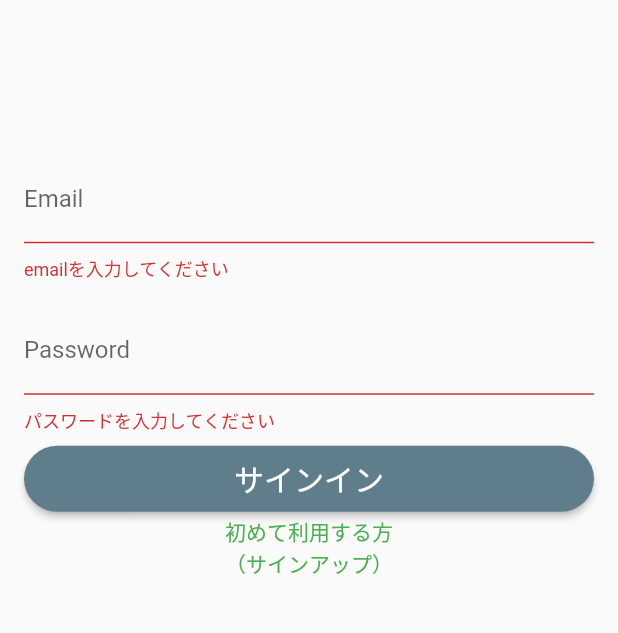
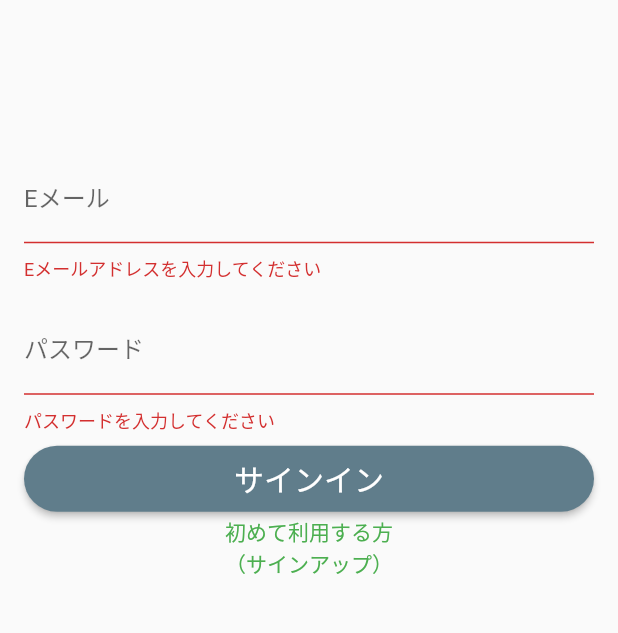
Before and after one commit to ikuo-yamashita/flutter_firebase_sample, a Flutter app: the screen it shows after launch, after a tap on "サインイン", on a phone screen of 412 x 824 dp, the part 518-1151 px from its top. Run offline on Flutter 3.47's test engine with Material 2 defaults, Android fonts, the phone set to English and light mode, and no system bars; our stand-ins replace cloud_firestore, firebase_auth, firebase_messaging, fluttertoast, progress_dialog; accounts and stored records are empty.

Commit message:
固定文言のローカライズ

```diff
--- /dev/null
+++ b/lib/l10n/Strings.dart
@@ -0,0 +1,170 @@
+import 'dart:ui';
+
+import 'package:flutter/widgets.dart';
+import 'package:intl/intl.dart';
+
+import 'StringsDelegate.dart';
+import 'messages_all.dart';
+
+/// 言語リソース
+///
+/// 【生成手順】
+/// 1.プロジェクトルートにて以下のshを実行することでarbファイルが生成
+///   flutter pub pub run intl_translation:extract_to_arb --output-dir=lib/l10n lib/l10n/Strings.dart
+/// 2.多言語化対応が必要であれば言語ごとに手動でarbファイルをl10nに作成　例）intl_ja.arb intl_en.arb
+/// 3.arbが作成されたら以下のshを実行してdartファイルを生成する
+///   flutter pub pub run intl_translation:generate_from_arb --output-dir=lib/l10n --no-use-deferred-loading lib/l10n/Strings.dart lib/l10n/intl_messages.arb
+///   # 多言語化が必要な場合を右記をshの最後に追加：lib/l10n/intl_言語.arb
+/// 4.作成されたファイルはタイポを防ぐ為編集不可。shで作り直すこととする
+///   ・messages_all.dart
+///   ・messages_messages.dart
+///   多言語化の場合以下のような言語ファイルもできる
+///   ・messages_言語.dart
+///
+class Strings {
+
+  /// 言語リソースを扱う
+  ///
+  /// localeは端末設定・アプリの指定を踏まえて最適なものが渡ってくる
+  static Future<Strings> load(Locale locale) async {
+    final name = locale.countryCode == null || locale.countryCode.isEmpty
+        ? locale.languageCode
+        : locale.toString();
+    final localeName = Intl.canonicalizedLocale(name);
+
+    // 言語リソース読み込み
+    await initializeMessages(localeName);
+    // デフォルト言語を設定
+    Intl.defaultLocale = localeName;
+    return Strings();
+  }
+
+  // Widgetツリーから自身を取り出す
+  static Strings of(BuildContext context) {
+    return Localizations.of<Strings>(context, Strings);
+  }
+
+  static const LocalizationsDelegate<Strings> delegate = StringsDelegate();
+
+  // 以下、Intl.messageを用いて必要な文言を返すgetter・メソッドを定義
+
+
+  // ↓↓↓　共通ワード　↓↓↓
+  String get displayName => Intl.message(
+    '表示名',
+    name: 'displayName',
+    desc: '共通ワード',
+  );
+
+  String get email => Intl.message(
+    'Eメール',
+    name: 'email',
+    desc: '共通ワード',
+  );
+
+  String get password => Intl.message(
+    'パスワード',
+    name: 'password',
+    desc: '共通ワード',
+  );
+
+  String get home => Intl.message(
+    'ホーム',
+    name: 'home',
+    desc: 'タイトル',
+  );
+
+  String get menu => Intl.message(
+    'メニュー',
+    name: 'menu',
+    desc: 'タイトル',
+  );
+
+  String get signIn => Intl.message(
+    'サインイン',
+    name: 'signIn',
+    desc: 'サインイン',
+  );
+
+  String get signOut => Intl.message(
+    'サインアウト',
+    name: 'signOut',
+    desc: 'サインアウト',
+  );
+
+  String get signUp => Intl.message(
+    'サインアップ',
+    name: 'signUp',
+    desc: 'タイトル',
+  );
+
+  // ↑↑↑　共通ワード　↑↑↑
+
+  // ↓↓↓　メッセージ　↓↓↓
+  String get guideToSignUp => Intl.message(
+    '初めて利用する方\n（サインアップ）',
+    name: 'guideToSignUp',
+    desc: 'メッセージ',
+  );
+
+  String get guideToSignIn => Intl.message(
+    '既にアカウントをお持ちの方\n（サインイン）',
+    name: 'guideToSignIn',
+    desc: 'メッセージ',
+  );
+
+  String get messageInputEmail => Intl.message(
+    'Eメールアドレスを入力してください',
+    name: 'messageInputEmail',
+    desc: 'メッセージ',
+  );
+
+  String get messageInputPassword => Intl.message(
+    'パスワードを入力してください',
+    name: 'messageInputPassword',
+    desc: 'メッセージ',
+  );
+  // ↑↑↑　メッセージ　↑↑↑
+
+  // ↓↓↓　警告メッセージ　↓↓↓
+  String get inputWarningDisplayName => Intl.message(
+    '表示名を入力してください',
+    name: 'inputWarningDisplayName',
+    desc: '警告メッセージ',
+  );
+
+  String get inputWarningEmail => Intl.message(
+    'emailを入力してください',
+    name: 'inputWarningEmail',
+    desc: '警告メッセージ',
+  );
+
+  String get inputWarningPassword => Intl.message(
+    'パスワードを入力してください',
+    name: 'inputWarningPassword',
+    desc: '警告メッセージ',
+  );
+  // ↑↑↑　警告メッセージ　↑↑↑
+
+
+  // ↓↓↓　エラーメッセージ　↓↓↓
+  String get errorSignIn => Intl.message(
+    'サインインでエラーが発生しました。',
+    name: 'errorSignIn',
+    desc: 'エラーメッセージ',
+  );
+
+  String get errorSignUp => Intl.message(
+    'サインアップでエラーが発生しました。',
+    name: 'errorSignUp',
+    desc: 'エラーメッセージ',
+  );
+
+  String get errorSignOut => Intl.message(
+    'サインアウトでエラーが発生しました。',
+    name: 'errorSignOut',
+    desc: 'エラーメッセージ',
+  );
+  // ↑↑↑　エラーメッセージ　↑↑↑
+
+}
--- /dev/null
+++ b/lib/l10n/StringsDelegate.dart
@@ -0,0 +1,16 @@
+import 'package:flutter/widgets.dart';
+
+import 'Strings.dart';
+
+class StringsDelegate extends LocalizationsDelegate<Strings> {
+  const StringsDelegate();
+
+  @override
+  bool isSupported(Locale locale) => ['ja', 'en'].contains(locale.languageCode);
+
+  @override
+  Future<Strings> load(Locale locale) => Strings.load(locale);
+
+  @override
+  bool shouldReload(StringsDelegate old) => false;
+}
--- /dev/null
+++ b/lib/l10n/intl_messages.arb
@@ -0,0 +1,111 @@
+{
+  "@@last_modified": "2020-02-03T16:31:54.882627",
+  "displayName": "表示名",
+  "@displayName": {
+    "description": "共通ワード",
+    "type": "text",
+    "placeholders": {}
+  },
+  "email": "Eメール",
+  "@email": {
+    "description": "共通ワード",
+    "type": "text",
+    "placeholders": {}
+  },
+  "password": "パスワード",
+  "@password": {
+    "description": "共通ワード",
+    "type": "text",
+    "placeholders": {}
+  },
+  "home": "ホーム",
+  "@home": {
+    "description": "タイトル",
+    "type": "text",
+    "placeholders": {}
+  },
+  "menu": "メニュー",
+  "@menu": {
+    "description": "タイトル",
+    "type": "text",
+    "placeholders": {}
+  },
+  "signIn": "サインイン",
+  "@signIn": {
+    "description": "サインイン",
+    "type": "text",
+    "placeholders": {}
+  },
+  "signOut": "サインアウト",
+  "@signOut": {
+    "description": "サインアウト",
+    "type": "text",
+    "placeholders": {}
+  },
+  "signUp": "サインアップ",
+  "@signUp": {
+    "description": "タイトル",
+    "type": "text",
+    "placeholders": {}
+  },
+  "guideToSignUp": "初めて利用する方\n（サインアップ）",
+  "@guideToSignUp": {
+    "description": "メッセージ",
+    "type": "text",
+    "placeholders": {}
+  },
+  "guideToSignIn": "既にアカウントをお持ちの方\n（サインイン）",
+  "@guideToSignIn": {
+    "description": "メッセージ",
+    "type": "text",
+    "placeholders": {}
+  },
+  "messageInputEmail": "Eメールアドレスを入力してください",
+  "@messageInputEmail": {
+    "description": "メッセージ",
+    "type": "text",
+    "placeholders": {}
+  },
+  "messageInputPassword": "パスワードを入力してください",
+  "@messageInputPassword": {
+    "description": "メッセージ",
+    "type": "text",
+    "placeholders": {}
+  },
+  "inputWarningDisplayName": "表示名を入力してください",
+  "@inputWarningDisplayName": {
+    "description": "警告メッセージ",
+    "type": "text",
+    "placeholders": {}
+  },
+  "inputWarningEmail": "emailを入力してください",
+  "@inputWarningEmail": {
+    "description": "警告メッセージ",
+    "type": "text",
+    "placeholders": {}
+  },
+  "inputWarningPassword": "パスワードを入力してください",
+  "@inputWarningPassword": {
+    "description": "警告メッセージ",
+    "type": "text",
+    "placeholders": {}
+  },
+  "errorSignIn": "サインインでエラーが発生しました。",
+  "@errorSignIn": {
+    "description": "エラーメッセージ",
+    "type": "text",
+    "placeholders": {}
+  },
+  "errorSignUp": "サインアップでエラーが発生しました。",
+  "@errorSignUp": {
+    "description": "エラーメッセージ",
+    "type": "text",
+    "placeholders": {}
+  },
+  "errorSignOut": "サインアウトでエラーが発生しました。",
+  "@errorSignOut": {
+    "description": "エラーメッセージ",
+    "type": "text",
+    "placeholders": {}
+  }
+}
--- /dev/null
+++ b/lib/l10n/messages_all.dart
@@ -0,0 +1,63 @@
+// DO NOT EDIT. This is code generated via package:intl/generate_localized.dart
+// This is a library that looks up messages for specific locales by
+// delegating to the appropriate library.
+
+// Ignore issues from commonly used lints in this file.
+// ignore_for_file:implementation_imports, file_names, unnecessary_new
+// ignore_for_file:unnecessary_brace_in_string_interps, directives_ordering
+// ignore_for_file:argument_type_not_assignable, invalid_assignment
+// ignore_for_file:prefer_single_quotes, prefer_generic_function_type_aliases
+// ignore_for_file:comment_references
+
+import 'dart:async';
+
+import 'package:intl/intl.dart';
+import 'package:intl/message_lookup_by_library.dart';
+import 'package:intl/src/intl_helpers.dart';
+
+import 'messages_messages.dart' as messages_messages;
+
+typedef Future<dynamic> LibraryLoader();
+Map<String, LibraryLoader> _deferredLibraries = {
+  'messages': () => new Future.value(null),
+};
+
+MessageLookupByLibrary _findExact(String localeName) {
+  switch (localeName) {
+    case 'messages':
+      return messages_messages.messages;
+    default:
+      return null;
+  }
+}
+
+/// User programs should call this before using [localeName] for messages.
+Future<bool> initializeMessages(String localeName) async {
+  var availableLocale = Intl.verifiedLocale(
+    localeName,
+    (locale) => _deferredLibraries[locale] != null,
+    onFailure: (_) => null);
+  if (availableLocale == null) {
+    return new Future.value(false);
+  }
+  var lib = _deferredLibraries[availableLocale];
+  await (lib == null ? new Future.value(false) : lib());
+  initializeInternalMessageLookup(() => new CompositeMessageLookup());
+  messageLookup.addLocale(availableLocale, _findGeneratedMessagesFor);
+  return new Future.value(true);
+}
+
+bool _messagesExistFor(String locale) {
+  try {
+    return _findExact(locale) != null;
+  } catch (e) {
+    return false;
+  }
+}
+
+MessageLookupByLibrary _findGeneratedMessagesFor(String locale) {
+  var actualLocale = Intl.verifiedLocale(locale, _messagesExistFor,
+      onFailure: (_) => null);
+  if (actualLocale == null) return null;
+  return _findExact(actualLocale);
+}
--- /dev/null
+++ b/lib/l10n/messages_messages.dart
@@ -0,0 +1,43 @@
+// DO NOT EDIT. This is code generated via package:intl/generate_localized.dart
+// This is a library that provides messages for a messages locale. All the
+// messages from the main program should be duplicated here with the same
+// function name.
+
+// Ignore issues from commonly used lints in this file.
+// ignore_for_file:unnecessary_brace_in_string_interps, unnecessary_new
+// ignore_for_file:prefer_single_quotes,comment_references, directives_ordering
+// ignore_for_file:annotate_overrides,prefer_generic_function_type_aliases
+// ignore_for_file:unused_import, file_names
+
+import 'package:intl/intl.dart';
+import 'package:intl/message_lookup_by_library.dart';
+
+final messages = new MessageLookup();
+
+typedef String MessageIfAbsent(String messageStr, List<dynamic> args);
+
+class MessageLookup extends MessageLookupByLibrary {
+  String get localeName => 'messages';
+
+  final messages = _notInlinedMessages(_notInlinedMessages);
+  static _notInlinedMessages(_) => <String, Function> {
+    "displayName" : MessageLookupByLibrary.simpleMessage("表示名"),
+    "email" : MessageLookupByLibrary.simpleMessage("Eメール"),
+    "errorSignIn" : MessageLookupByLibrary.simpleMessage("サインインでエラーが発生しました。"),
+    "errorSignOut" : MessageLookupByLibrary.simpleMessage("サインアウトでエラーが発生しました。"),
+    "errorSignUp" : MessageLookupByLibrary.simpleMessage("サインアップでエラーが発生しました。"),
+    "guideToSignIn" : MessageLookupByLibrary.simpleMessage("既にアカウントをお持ちの方\n（サインイン）"),
+    "guideToSignUp" : MessageLookupByLibrary.simpleMessage("初めて利用する方\n（サインアップ）"),
+    "home" : MessageLookupByLibrary.simpleMessage("ホーム"),
+    "inputWarningDisplayName" : MessageLookupByLibrary.simpleMessage("表示名を入力してください"),
+    "inputWarningEmail" : MessageLookupByLibrary.simpleMessage("emailを入力してください"),
+    "inputWarningPassword" : MessageLookupByLibrary.simpleMessage("パスワードを入力してください"),
+    "menu" : MessageLookupByLibrary.simpleMessage("メニュー"),
+    "messageInputEmail" : MessageLookupByLibrary.simpleMessage("Eメールアドレスを入力してください"),
+    "messageInputPassword" : MessageLookupByLibrary.simpleMessage("パスワードを入力してください"),
+    "password" : MessageLookupByLibrary.simpleMessage("パスワード"),
+    "signIn" : MessageLookupByLibrary.simpleMessage("サインイン"),
+    "signOut" : MessageLookupByLibrary.simpleMessage("サインアウト"),
+    "signUp" : MessageLookupByLibrary.simpleMessage("サインアップ")
+  };
+}
--- a/lib/main.dart
+++ b/lib/main.dart
@@ -2,18 +2,40 @@ import 'package:flutter/material.dart';
 import 'package:flutter_firebase_sample/api/firebase/Auth.dart';
 import 'package:flutter_firebase_sample/widget/screen/SplashScreen.dart';
 
+import 'dart:async';
+import 'package:flutter_localizations/flutter_localizations.dart';
+import 'l10n/Strings.dart';
+import 'l10n/StringsDelegate.dart';
 
 void main() => runApp(new MyApp());
 
 class MyApp extends StatelessWidget {
-  // This widget is the root of your application.
+
+  @override
+  bool isSupported(Locale locale) => ['en','ja'].contains(locale.languageCode);
+
+  @override
+  Future<Strings> load(Locale locale) => Strings.load(locale);
+
+  @override
+  bool shouldReload(StringsDelegate old) => false;
+
   @override
   Widget build(BuildContext context) {
     return new MaterialApp(
-        title: 'Flutter Firebase Login',
+        title: 'Firebaseサインイン',
         theme: new ThemeData(
           primarySwatch: Colors.orange,
         ),
+        localizationsDelegates: [
+          const StringsDelegate(),
+          GlobalMaterialLocalizations.delegate,
+          GlobalWidgetsLocalizations.delegate,
+        ],
+        supportedLocales: [
+          const Locale('en', ''),
+          const Locale('ja', ''),
+        ],
         home: new SplashScreen(auth: new Auth())
     );
   }
--- a/lib/util/Util.dart
+++ b/lib/util/Util.dart
@@ -13,4 +13,8 @@ class Util implements BaseUtil {
     return formatted;
   }
 
+  static bool isDebug() {
+    return const bool.fromEnvironment('dart.vm.product');
+  }
+
 }
--- a/lib/widget/screen/SignInScreen.dart
+++ b/lib/widget/screen/SignInScreen.dart
@@ -1,6 +1,8 @@
 import 'package:flutter/material.dart';
 import 'package:flutter_firebase_sample/api/firebase/Auth.dart';
 import 'package:flutter_firebase_sample/api//model/User.dart';
+import 'package:flutter_firebase_sample/l10n/Strings.dart';
+import 'package:flutter_firebase_sample/util/Util.dart';
 import 'package:flutter_firebase_sample/widget/component/PrimaryButton.dart';
 import 'package:progress_dialog/progress_dialog.dart';
 
@@ -49,13 +51,16 @@ class _SignInScreenState extends State<SignInScreen> {
           progress.dismiss();
         }
         Navigator.pushReplacement(context, MaterialPageRoute(
-            builder: (context) => new HomeScreen(title: 'Home', auth: widget.auth)
+            builder: (context) => new HomeScreen(title: Strings.of(context).home, auth: widget.auth)
         ));
       } catch (e) {
+        String msg = Strings.of(context).errorSignIn;
+        if (Util.isDebug()) {
+          msg += '\n\n${e.toString()}';
+        }
         setState(() {
-          _authHint = 'サインインでエラーが発生しました。\n\n${e.toString()}';
+          _authHint = msg;
         });
-        print(e);
       } finally {
         if (progress.isShowing()) {
           progress.hide();
@@ -71,7 +76,7 @@ class _SignInScreenState extends State<SignInScreen> {
       _authHint = '';
     });
     Navigator.push(context, MaterialPageRoute(
-        builder: (context) => new SignUpScreen(title: 'SignUp', auth: widget.auth)
+        builder: (context) => new SignUpScreen(title: Strings.of(context).signUp, auth: widget.auth)
     ));
   }
 
@@ -98,17 +103,17 @@ class _SignInScreenState extends State<SignInScreen> {
     return [
       padded(child: new TextFormField(
         key: new Key('email'),
-        decoration: new InputDecoration(labelText: 'Email'),
+        decoration: new InputDecoration(labelText: Strings.of(context).email),
         autocorrect: false,
-        validator: (val) => val.isEmpty ? 'emailを入力してください' : null,
+        validator: (val) => val.isEmpty ? Strings.of(context).messageInputEmail : null,
         onSaved: (val) => _user.email = val,
       )),
       padded(child: new TextFormField(
         key: new Key('password'),
-        decoration: new InputDecoration(labelText: 'Password'),
+        decoration: new InputDecoration(labelText: Strings.of(context).password),
         obscureText: true,
         autocorrect: false,
-        validator: (val) => val.isEmpty ? 'パスワードを入力してください' : null,
+        validator: (val) => val.isEmpty ? Strings.of(context).messageInputPassword : null,
         onSaved: (val) => _user.password = val,
       )),
     ];
@@ -118,7 +123,7 @@ class _SignInScreenState extends State<SignInScreen> {
     return [
       new PrimaryButton(
           key: new Key('signIn'),
-          text: 'サインイン',
+          text: Strings.of(context).signIn,
           height: 44.0,
           onPressed: () => validateAndSubmit(context)
       ),
@@ -126,7 +131,7 @@ class _SignInScreenState extends State<SignInScreen> {
           key: new Key('need-account'),
           textColor: Colors.green,
           child: new Text(
-              "初めて利用する方\n（サインアップ）",
+              Strings.of(context).guideToSignUp,
               textAlign: TextAlign.center
           ),
           onPressed: signUpSubmit
--- a/lib/widget/screen/SignUpScreen.dart
+++ b/lib/widget/screen/SignUpScreen.dart
@@ -1,6 +1,8 @@
 import 'package:flutter/material.dart';
 import 'package:flutter_firebase_sample/api/firebase/Auth.dart';
 import 'package:flutter_firebase_sample/api//model/User.dart';
+import 'package:flutter_firebase_sample/l10n/Strings.dart';
+import 'package:flutter_firebase_sample/util/Util.dart';
 import 'package:flutter_firebase_sample/widget/component/PrimaryButton.dart';
 import 'package:flutter_firebase_sample/widget/screen/HomeScreen.dart';
 import 'package:progress_dialog/progress_dialog.dart';
@@ -53,11 +55,15 @@ class _SignUpState extends State<SignUpScreen> {
           progress.dismiss();
         }
         Navigator.pushReplacement(context, MaterialPageRoute(
-            builder: (context) => new HomeScreen(title: 'Home', auth: widget.auth)
+            builder: (context) => new HomeScreen(title: Strings.of(context).home, auth: widget.auth)
         ));
       } catch (e) {
+        String msg = Strings.of(context).errorSignUp;
+        if (Util.isDebug()) {
+          msg += '\n\n${e.toString()}';
+        }
         setState(() {
-          _authHint = 'サインアップでエラーが発生しました。\n\n${e.toString()}';
+          _authHint = msg;
         });
         print(e);
       } finally {
@@ -74,24 +80,24 @@ class _SignUpState extends State<SignUpScreen> {
     return [
       padded(child: new TextFormField(
         key: new Key('displayName'),
-        decoration: new InputDecoration(labelText: 'Name'),
+        decoration: new InputDecoration(labelText: Strings.of(context).displayName),
         autocorrect: false,
-        validator: (val) => val.isEmpty ? '表示名を入力してください' : null,
+        validator: (val) => val.isEmpty ? Strings.of(context).inputWarningDisplayName : null,
         onSaved: (val) => _user.displayName = val,
       )),
       padded(child: new TextFormField(
         key: new Key('email'),
-        decoration: new InputDecoration(labelText: 'Email'),
+        decoration: new InputDecoration(labelText: Strings.of(context).email),
         autocorrect: false,
-        validator: (val) => val.isEmpty ? 'emailを入力してください' : null,
+        validator: (val) => val.isEmpty ? Strings.of(context).inputWarningEmail : null,
         onSaved: (val) => _user.email = val,
       )),
       padded(child: new TextFormField(
         key: new Key('password'),
-        decoration: new InputDecoration(labelText: 'Password'),
+        decoration: new InputDecoration(labelText: Strings.of(context).password),
         obscureText: true,
         autocorrect: false,
-        validator: (val) => val.isEmpty ? 'パスワードを入力してください' : null,
+        validator: (val) => val.isEmpty ? Strings.of(context).inputWarningPassword : null,
         onSaved: (val) => _user.password = val,
       )),
     ];
@@ -101,7 +107,7 @@ class _SignUpState extends State<SignUpScreen> {
     return [
       new PrimaryButton(
         key: new Key('register'),
-        text: 'サインアップ',
+        text: Strings.of(context).signUp,
         height: 44.0,
         onPressed: onPressSignUp
       ),
@@ -109,7 +115,7 @@ class _SignUpState extends State<SignUpScreen> {
         key: new Key('login'),
         textColor: Colors.green,
         child: new Text(
-            "既にアカウントをお持ちの方\n（サインイン）",
+            Strings.of(context).guideToSignIn,
             textAlign: TextAlign.center
         ),
         onPressed: onPressSignIn
--- a/lib/widget/screen/SplashScreen.dart
+++ b/lib/widget/screen/SplashScreen.dart
@@ -2,6 +2,7 @@ import 'dart:async';
 import 'package:flutter/cupertino.dart';
 import 'package:flutter/material.dart';
 import 'package:flutter_firebase_sample/api/firebase/Auth.dart';
+import 'package:flutter_firebase_sample/l10n/Strings.dart';
 import 'HomeScreen.dart';
 import 'SignInScreen.dart';
 import 'SignUpScreen.dart';
@@ -47,17 +48,17 @@ class _SplashScreenState extends State<SplashScreen> {
       switch (_authStatus) {
         case AuthStatus.notSignedIn:
           Navigator.pushReplacement(context, MaterialPageRoute(
-              builder: (context) => new SignInScreen(title: 'SignIn', auth: widget.auth)
+              builder: (context) => new SignInScreen(title: Strings.of(context).signIn, auth: widget.auth)
           ));
           break;
         case AuthStatus.signedUp:
           Navigator.push(context, MaterialPageRoute(
-              builder: (context) => new SignUpScreen(title: 'SignUp', auth: widget.auth)
+              builder: (context) => new SignUpScreen(title: Strings.of(context).signUp, auth: widget.auth)
           ));
           break;
         case AuthStatus.signedIn:
           Navigator.pushReplacement(context, MaterialPageRoute(
-              builder: (context) => new HomeScreen(title: 'Home', auth: widget.auth)
+              builder: (context) => new HomeScreen(title: Strings.of(context).home, auth: widget.auth)
           ));
           break;
       }
--- a/pubspec.yaml
+++ b/pubspec.yaml
@@ -19,6 +19,10 @@ environment:
 dependencies:
   flutter:
     sdk: flutter
+  intl:
+  flutter_localizations:
+    sdk: flutter
+  intl_translation:
 
   cupertino_icons: ^0.1.2
 
@@ -34,12 +38,10 @@ dependencies:
 
   progress_dialog: ^1.2.0
   fluttertoast: ^3.1.3
-  intl: ^0.15.7
 
 dev_dependencies:
   flutter_test:
     sdk: flutter
-
 
 # For information on the generic Dart part of this file, see the
 # following page: https://dart.dev/tools/pub/pubspec
```
Also changed, not shown: lib/widget/screen/HomeScreen.dart (+11 -5 lines), 1 other file.
